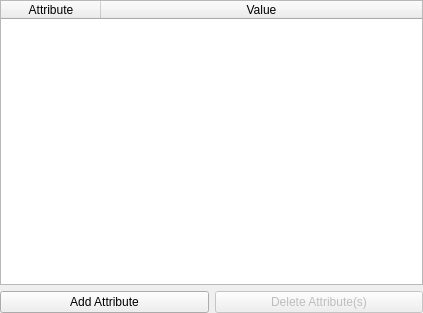
Before: the Qt Designer form ui/widget_attributes.ui in jwjulien/inventory, drawn with Qt 5.
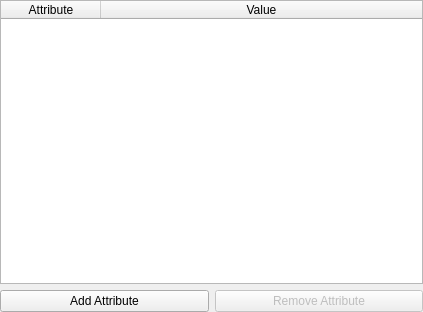
After: the same form once the commit is applied.

What changed in the file:
```diff
--- a/ui/widget_attributes.ui
+++ b/ui/widget_attributes.ui
@@ -7,7 +7,7 @@
     <x>0</x>
     <y>0</y>
     <width>423</width>
-    <height>313</height>
+    <height>312</height>
    </rect>
   </property>
   <property name="windowTitle">
@@ -64,7 +64,7 @@
         <bool>false</bool>
        </property>
        <property name="text">
-        <string>Delete Attribute(s)</string>
+        <string>Remove Attribute</string>
        </property>
       </widget>
      </item>
```
